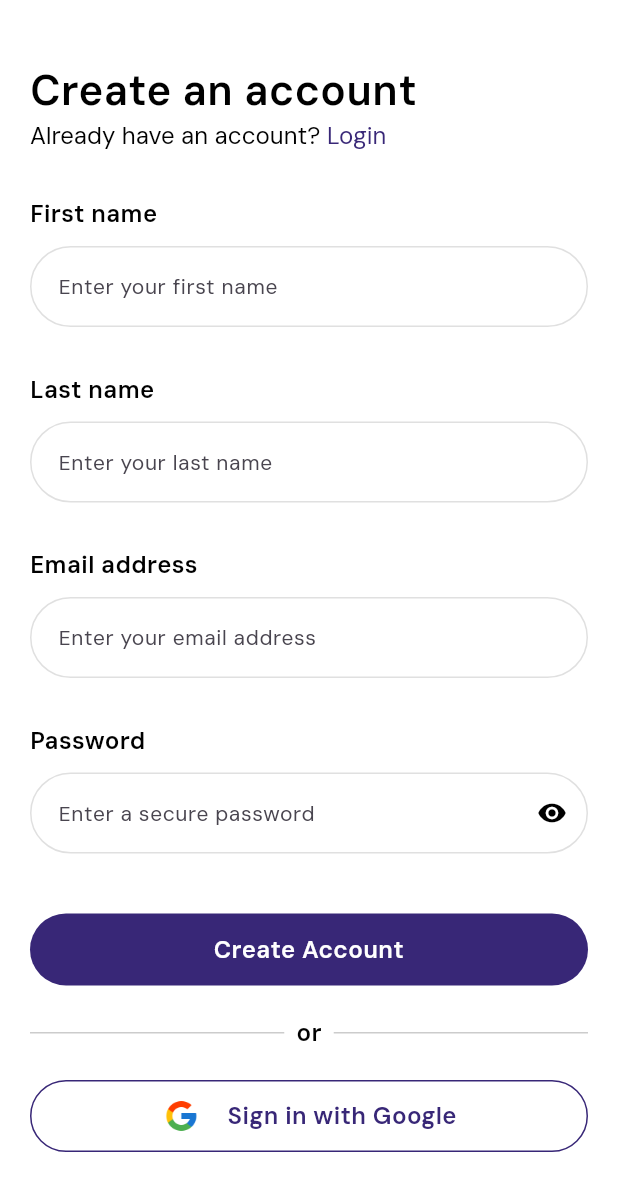
After one commit to ZidioProjects/goalkit, a Flutter app: the SignupPage screen opened directly, on a phone screen of 412 x 824 dp. The commit adds this screen. Shown: the top 1191 px of the screen. Run offline on Flutter 3.47's test engine with Material 3 defaults, Android fonts, the phone set to English and light mode, and no system bars; our stand-ins replace animated_splash_screen, flutter_screenutil, flutter_svg, gap, table_calendar.

Commit message:
Login and Sign up screens

```diff
--- /dev/null
+++ b/lib/resources/helpers/custom_textfield.dart
@@ -0,0 +1,162 @@
+import 'package:flutter/material.dart';
+import 'package:flutter/services.dart';
+import 'package:flutter_screenutil/flutter_screenutil.dart';
+import 'package:goalkit/resources/managers/string_manager.dart';
+
+
+class CustomTextField extends StatelessWidget {
+  final String? label;
+  final String? hintText;
+  final String? labelText;
+  final String? initialValue;
+  final Widget? prefixIcon;
+  final Widget? suffixIcon;
+  final TextAlign? textAlign;
+  final TextInputType? keyboardType;
+  final bool obscureText;
+  final bool enabled;
+  final int maxLines;
+  final Function(String?)? onChanged, onFieldSubmitted;
+  final TextEditingController? controller;
+  final String? Function(String?)? validator;
+  final AutovalidateMode? autovalidateMode;
+  final Function()? onTap;
+  final List<TextInputFormatter>? inputFormatters;
+  final BorderRadius? borderRadius;
+  final Color? labelColor;
+  final Color? hintTextColor;
+  final Color? filledColor;
+  final Color? borderColor;
+  final Color? focusedBorderColor;
+  final Color? enabledBorderColor;
+  final FontWeight fontWeight;
+  final int? maxLength;
+  final bool filled;
+  final bool autofocus;
+  final TextStyle? style;
+  final TextInputAction? textInputAction;
+
+  const CustomTextField(
+      {super.key,
+      this.label,
+      this.hintText,
+      this.initialValue,
+      this.prefixIcon,
+      this.suffixIcon,
+      this.textAlign,
+      this.keyboardType,
+      this.obscureText = false,
+      this.filled = false,
+      this.enabled = true,
+      this.onFieldSubmitted,
+      this.maxLines = 1,
+      this.onChanged,
+      this.controller,
+      this.validator,
+      this.autovalidateMode = AutovalidateMode.onUserInteraction,
+      this.onTap,
+      this.inputFormatters,
+      this.borderRadius,
+      this.labelColor,
+      this.hintTextColor,
+      this.filledColor,
+      this.borderColor,
+      this.focusedBorderColor,
+      this.enabledBorderColor,
+      this.fontWeight = FontWeight.w400,
+      this.labelText,
+      this.maxLength,
+      this.autofocus = false,
+      this.style,
+      this.textInputAction});
+
+  @override
+  Widget build(BuildContext context) {
+    return InkWell(
+      onTap: onTap,
+      child: Column(
+        crossAxisAlignment: CrossAxisAlignment.start,
+        mainAxisSize: MainAxisSize.min,
+        children: [
+          label != null
+              ? Text(
+                  label ?? '',
+                  style: TextStyle(
+                    fontSize: 14.sp,
+                    color: labelColor,
+                    fontWeight: fontWeight,
+                  ),
+                )
+              : const SizedBox.shrink(),
+          TextFormField(
+            textCapitalization: TextCapitalization.words,
+            autofocus: autofocus,
+            initialValue: initialValue,
+            maxLines: maxLines,
+            enabled: enabled,
+            textInputAction: textInputAction ?? TextInputAction.done,
+            inputFormatters: inputFormatters,
+            onFieldSubmitted: onFieldSubmitted,
+            maxLength: maxLength,
+            style: style ??
+                TextStyle(
+                  color: Colors.black,
+                  fontWeight: fontWeight,
+                  fontSize: 16,
+                  letterSpacing: 0.4,
+                  fontFamily: StringManager.fontFamily,
+                ),
+            autovalidateMode: autovalidateMode,
+            decoration: InputDecoration(
+              counterText: '',
+              contentPadding: EdgeInsets.symmetric(
+                vertical: 15,
+                horizontal: 15,
+              ),
+              hintText: hintText,
+              hintStyle: TextStyle(
+                color: hintTextColor,
+                fontWeight: FontWeight.w400,
+                fontFamily: StringManager.fontFamily,
+                fontSize: 14,
+              ),
+              suffixIcon: suffixIcon,
+              prefixIcon: prefixIcon,
+              filled: filled,
+              fillColor: filledColor ?? Colors.white,
+              border: OutlineInputBorder(
+                borderSide: BorderSide(
+                  color: borderColor ?? const Color(0xFFE0E0E0),
+                  width: 1,
+                ),
+                borderRadius: borderRadius ?? BorderRadius.circular(100),
+              ),
+              focusedBorder: OutlineInputBorder(
+                borderSide: BorderSide(
+                  color: focusedBorderColor ?? const Color(0xFFE0E0E0),
+                  width: 1,
+                ),
+                borderRadius: borderRadius ?? BorderRadius.circular(100),
+              ),
+              enabledBorder: OutlineInputBorder(
+                borderSide: BorderSide(
+                  color: enabledBorderColor ?? const Color(0xFFE0E0E0),
+                  width: 1,
+                ),
+                borderRadius: borderRadius ?? BorderRadius.circular(100),
+              ),
+            ),
+            obscureText: obscureText,
+            controller: controller,
+            textAlign: textAlign ?? TextAlign.start,
+            keyboardType: keyboardType,
+            onSaved: onChanged,
+            onChanged: onChanged,
+            validator: validator,
+            minLines: maxLines,
+          ),
+        ],
+      ),
+    );
+  }
+}
--- a/lib/resources/helpers/reuseable_widgets.dart
+++ b/lib/resources/helpers/reuseable_widgets.dart
@@ -1,5 +1,8 @@
 import 'package:flutter/material.dart';
+import 'package:gap/gap.dart';
 import 'package:goalkit/resources/managers/color_manager.dart';
+import 'package:goalkit/resources/managers/image_manager.dart';
+import 'package:goalkit/resources/managers/string_manager.dart';
 import 'package:goalkit/resources/managers/styles_manager.dart';
 import 'package:goalkit/resources/managers/values_manager.dart';
 
@@ -48,3 +51,37 @@
     ),
   );
 }
+
+Widget googleButton(){
+  return Container(
+    height: 48,
+    width: logicalWidth(),
+    clipBehavior: Clip.antiAlias,
+    decoration: BoxDecoration(
+        color: Colors.white,
+        borderRadius: BorderRadius.circular(100),
+        border: Border.all(
+            color: primaryColor,
+            width: 1
+        )
+    ),
+    child: Row(
+      mainAxisAlignment: MainAxisAlignment.center,
+      children: [
+        Image.asset(
+          ImageManager.googleIcon,
+          height: 24,
+          width: 24,
+        ),
+        Gap(20),
+        Text(
+          StringManager.signGoogle,
+          textAlign: TextAlign.center,
+          style: AppTextStyle.headerMediumStyle.copyWith(
+              color: primaryColor
+          ),
+        ),
+      ],
+    ),
+  );
+}
--- a/lib/resources/managers/color_manager.dart
+++ b/lib/resources/managers/color_manager.dart
@@ -4,3 +4,4 @@ const primaryColor = Color(0xFF382777);
 const ash1Color = Color(0xFF454545);
 const ash2Color = Color(0xFF959595);
 const ash3Color = Color(0xFF5E5E5E);
+const lineColor = Color(0xFFCCCCCC);
--- a/lib/resources/managers/image_manager.dart
+++ b/lib/resources/managers/image_manager.dart
@@ -2,6 +2,7 @@ const String imagePath = "assets/images";
 const _iconPath = 'assets/icons/';
 
 class ImageManager {
+
   //splash and onboarding
   static const String splashLogo = "$imagePath/splash_logo.png";
   static const String full = "$imagePath/full.png";
@@ -18,6 +19,7 @@ class ImageManager {
   static const String settingsIcon = "$imagePath/settings.png";
   static const String pic1 = "$imagePath/pic1.png";
   static const String pic2 = "$imagePath/pic2.png";
+  static const String googleIcon = "$imagePath/google_icon.png";
 
   //profile
   static const String profilepic = "$imagePath/profile_pic.png";
--- a/lib/resources/managers/string_manager.dart
+++ b/lib/resources/managers/string_manager.dart
@@ -1,4 +1,8 @@
 class StringManager {
+
+  //font
+  static const String fontFamily = 'DMSans';
+
   // Splash/Onboarding
   static const String appName = 'GoalKit';
   static const String text1 = 'Join million of users to reach';
@@ -17,7 +21,21 @@ class StringManager {
 
 
   //login and signup
-
+  static const String login = 'Login';
+  static const String doNot = 'Don’t have an account? ';
+  static const String createAccount = 'Create an account';
+  static const String emailAddress = 'Email address';
+  static const String password = 'Password';
+  static const String enterSecure = 'Enter a secure password';
+  static const String forgotPass = 'Forgot password';
+  static const String signGoogle = 'Sign in with Google';
+  static const String alreadyHave = 'Already have an account? ';
+  static const String firstName = 'First name';
+  static const String enterFirstName = 'Enter your first name';
+  static const String lastName = 'Last name';
+  static const String enterLastName = 'Enter your last name';
+  static const String enterEmail = 'Enter your email address';
+  static const String or = 'or';
 
   //home
   static const String hi = 'Hi, ';
--- /dev/null
+++ b/lib/views/authentication/signup/signup_page.dart
@@ -0,0 +1,199 @@
+import 'package:flutter/cupertino.dart';
+import 'package:flutter/gestures.dart';
+import 'package:flutter/material.dart';
+import 'package:gap/gap.dart';
+import 'package:goalkit/resources/helpers/custom_textfield.dart';
+import 'package:goalkit/resources/helpers/reuseable_widgets.dart';
+import 'package:goalkit/resources/managers/color_manager.dart';
+import 'package:goalkit/resources/managers/string_manager.dart';
+import 'package:goalkit/resources/managers/styles_manager.dart';
+import 'package:goalkit/views/authentication/login/login_page.dart';
+
+class SignupPage extends StatefulWidget {
+  const SignupPage({super.key});
+
+  @override
+  State<SignupPage> createState() => _SignupPageState();
+}
+
+class _SignupPageState extends State<SignupPage> {
+  final _formKey = GlobalKey<FormState>();
+  bool obscurePassword = true;
+  TextEditingController firstNameController = TextEditingController();
+  TextEditingController lastNameController = TextEditingController();
+  TextEditingController emailController = TextEditingController();
+  TextEditingController passwordController = TextEditingController();
+
+  @override
+  Widget build(BuildContext context) {
+    return Scaffold(
+      backgroundColor: Colors.white,
+      body: SafeArea(
+        child: SingleChildScrollView(
+          child: Padding(
+            padding: const EdgeInsets.symmetric(horizontal: 20),
+            child: Form(
+              key: _formKey,
+              child: Column(
+                crossAxisAlignment: CrossAxisAlignment.start,
+                children: [
+                  Gap(40),
+                  Text(
+                    StringManager.createAccount,
+                    style: AppTextStyle.headerStyle.copyWith(
+                      color: Colors.black,
+                    ),
+                  ),
+                  RichText(
+                    text: TextSpan(children: [
+                      TextSpan(
+                        text: StringManager.alreadyHave,
+                        style: AppTextStyle.bodyStyle16
+                            .copyWith(color: Colors.black),
+                      ),
+                      TextSpan(
+                        text: StringManager.login,
+                        style: AppTextStyle.bodyStyle16
+                            .copyWith(color: primaryColor),
+                        recognizer: TapGestureRecognizer()
+                          ..onTap = () {
+                            Navigator.push(
+                              context,
+                              MaterialPageRoute(
+                                  builder: (context) => LoginPage()),
+                            );
+                          },
+                      ),
+                    ]),
+                  ),
+                  Gap(30),
+                  Text(
+                    StringManager.firstName,
+                    style: AppTextStyle.headerMediumStyle
+                        .copyWith(color: Colors.black),
+                  ),
+                  Gap(10),
+                  CustomTextField(
+                    hintText: StringManager.enterFirstName,
+                    controller: firstNameController,
+                    validator: (value) {
+                      if (value!.isEmpty) {
+                        return "first name cannot be empty!";
+                      }
+                      return null;
+                    },
+                  ),
+                  Gap(30),
+                  Text(
+                    StringManager.lastName,
+                    style: AppTextStyle.headerMediumStyle
+                        .copyWith(color: Colors.black),
+                  ),
+                  Gap(10),
+                  CustomTextField(
+                    hintText: StringManager.enterLastName,
+                    controller: lastNameController,
+                    validator: (value) {
+                      if (value!.isEmpty) {
+                        return "last name cannot be empty!";
+                      }
+                      return null;
+                    },
+                  ),
+                  Gap(30),
+                  Text(
+                    StringManager.emailAddress,
+                    style: AppTextStyle.headerMediumStyle
+                        .copyWith(color: Colors.black),
+                  ),
+                  Gap(10),
+                  CustomTextField(
+                    hintText: StringManager.enterEmail,
+                    controller: emailController,
+                    validator: (value) {
+                      if (!value!.contains('@')) {
+                        return 'Email is not valid!';
+                      }
+                      if (value.isEmpty) {
+                        return 'Email can not be empty';
+                      }
+                      return null;
+                    },
+                  ),
+                  Gap(30),
+                  Text(
+                    StringManager.password,
+                    style: AppTextStyle.headerMediumStyle
+                        .copyWith(color: Colors.black),
+                  ),
+                  Gap(10),
+                  CustomTextField(
+                    hintText: StringManager.enterSecure,
+                    obscureText: obscurePassword,
+                    controller: passwordController,
+                    suffixIcon: GestureDetector(
+                      onTap: () {
+                        setState(() {
+                          obscurePassword = !obscurePassword;
+                        });
+                      },
+                      child: Icon(
+                        obscurePassword
+                            ? Icons.visibility
+                            : Icons.visibility_off,
+                        color: Colors.black,
+                        size: 20,
+                      ),
+                    ),
+                    validator: (value) {
+                      if (value!.isEmpty) {
+                        return "Password cannot be empty!";
+                      }
+                      return null;
+                    },
+                  ),
+                  Gap(40),
+                  GestureDetector(
+                      onTap: () {}, child: blueButton(text: 'Create Account')),
+                  Gap(20),
+                  Row(
+                    mainAxisAlignment: MainAxisAlignment.start,
+                    children: [
+                      Expanded(
+                        child: Container(
+                          decoration: BoxDecoration(
+                            border: Border.all(
+                              color: lineColor,
+                              width: 0.5,
+                            ),
+                          ),
+                        ),
+                      ),
+                      Gap(8),
+                      Text(StringManager.or,
+                          style: AppTextStyle.headerMediumStyle
+                              .copyWith(color: Colors.black)),
+                      Gap(8),
+                      Expanded(
+                        child: Container(
+                          decoration: BoxDecoration(
+                            border: Border.all(
+                              color: lineColor,
+                              width: 0.5,
+                            ),
+                          ),
+                        ),
+                      ),
+                    ],
+                  ),
+                  Gap(20),
+                  GestureDetector(onTap: () {}, child: googleButton())
+                ],
+              ),
+            ),
+          ),
+        ),
+      ),
+    );
+  }
+}
--- a/lib/views/onboarding/pages/third.dart
+++ b/lib/views/onboarding/pages/third.dart
@@ -5,6 +5,7 @@ import 'package:goalkit/resources/managers/image_manager.dart';
 import 'package:goalkit/resources/managers/string_manager.dart';
 import 'package:goalkit/resources/managers/styles_manager.dart';
 import 'package:goalkit/resources/navigation/bottom_navigation.dart';
+import 'package:goalkit/views/authentication/login/login_page.dart';
 import 'package:goalkit/views/home/home_page.dart';
 
 class ThirdPage extends StatefulWidget {
@@ -46,7 +47,7 @@ class _ThirdPageState extends State<ThirdPage> {
             onTap: () {
               Navigator.push(
                 context,
-                MaterialPageRoute(builder: (context) => const Nav()),
+                MaterialPageRoute(builder: (context) => const LoginPage()),
               );
             },
             child: Container(
```
Also changed, not shown: lib/views/authentication/login/login_page.dart (added, +169 -0 lines), assets/images/google_icon.png (added).
